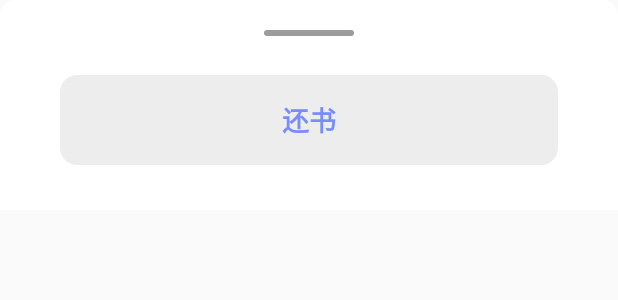
After one commit to LinRuiiXin/Library, an Android app: the layout borrow_option_dialog.xml on its own in the app's theme, with its tools: preview values and no code run, on a phone screen of 412 x 824 dp. The commit adds this screen. Shown: the top 300 px of the screen. Run offline under Robolectric (Android 15) with nearby library versions, the phone set to English and light mode, and no system bars.

Commit message:
借还书

```diff
--- a/app/build.gradle
+++ b/app/build.gradle
@@ -42,4 +42,5 @@ dependencies {
     implementation 'org.litepal.android:core:1.6.1'
     implementation 'de.gerdi-project:GSON:6.0.6'
     implementation 'com.android.support:design:28.0.0-rc02'
+    implementation 'com.google.android.material:material:1.0.0'
 }
--- a/app/src/main/java/com/sz/library/adapter/BookCaseViewAdapter.java
+++ b/app/src/main/java/com/sz/library/adapter/BookCaseViewAdapter.java
@@ -10,6 +10,7 @@ import android.widget.ImageView;
 import android.widget.TextView;
 
 import androidx.core.app.ActivityOptionsCompat;
+import androidx.core.util.Consumer;
 import androidx.core.util.Pair;
 import androidx.viewpager.widget.PagerAdapter;
 
--- a/app/src/main/java/com/sz/library/service/BookOverTimeService.java
+++ b/app/src/main/java/com/sz/library/service/BookOverTimeService.java
@@ -33,7 +33,7 @@ public class BookOverTimeService extends Service {
     private List<Book> data;
     private Context context;
     private final SimpleDateFormat dateFormatter;
-
+    private int count = 0;
     public BookOverTimeService() {
         dateFormatter = new SimpleDateFormat("yyyy-MM-dd hh:mm:ss");
     }
@@ -65,10 +65,10 @@ public class BookOverTimeService extends Service {
                             .setPriority(NotificationCompat.PRIORITY_MAX)
                             .setDefaults(Notification.DEFAULT_ALL)
                             .build();
-                    notificationManager.notify(1,notification);
+                    notificationManager.notify(100,notification);
                 }
             }
-        },0,18000000l);
+        },0,3600000l);
         return super.onStartCommand(intent, flags, startId);
     }
 
--- /dev/null
+++ b/app/src/main/res/drawable/bod_button_shape.xml
@@ -0,0 +1,5 @@
+<?xml version="1.0" encoding="utf-8"?>
+<shape xmlns:android="http://schemas.android.com/apk/res/android">
+    <corners android:radius="11dp"/>
+    <solid android:color="#EDEDED"/>
+</shape>
--- /dev/null
+++ b/app/src/main/res/drawable/bod_dialog_shape.xml
@@ -0,0 +1,5 @@
+<?xml version="1.0" encoding="utf-8"?>
+<shape xmlns:android="http://schemas.android.com/apk/res/android">
+    <corners android:topLeftRadius="10dp" android:topRightRadius="10dp"/>
+    <solid android:color="@color/white"/>
+</shape>
--- /dev/null
+++ b/app/src/main/res/drawable/touch_able_shape.xml
@@ -0,0 +1,5 @@
+<?xml version="1.0" encoding="utf-8"?>
+<shape xmlns:android="http://schemas.android.com/apk/res/android">
+    <corners android:radius="20dp"/>
+    <solid android:color="#9C9C9C"/>
+</shape>
--- /dev/null
+++ b/app/src/main/res/layout/borrow_option_dialog.xml
@@ -0,0 +1,40 @@
+<?xml version="1.0" encoding="utf-8"?>
+<RelativeLayout xmlns:android="http://schemas.android.com/apk/res/android"
+    android:layout_width="match_parent"
+    android:layout_height="wrap_content"
+    >
+    <RelativeLayout
+        android:layout_width="match_parent"
+        android:layout_height="wrap_content"
+        android:background="@drawable/bod_dialog_shape"
+        android:paddingLeft="20dp"
+        android:paddingRight="20dp"
+        android:paddingTop="10dp"
+        android:paddingBottom="20dp">
+        <TextView
+            android:layout_width="60dp"
+            android:layout_height="4dp"
+            android:layout_centerHorizontal="true"
+            android:layout_marginTop="10dp"
+            android:background="@drawable/touch_able_shape"
+            />
+        <Button
+            android:layout_width="match_parent"
+            android:layout_height="60dp"
+            android:id="@+id/bod_return_back"
+            android:layout_centerHorizontal="true"
+            android:layout_marginTop="40dp"
+            android:background="@drawable/bod_button_shape"
+            android:textColor="@color/mainColor"
+            android:text="还书"
+            android:textSize="18dp"
+            android:textStyle="bold"
+            android:layout_marginBottom="10dp"
+            android:layout_marginLeft="20dp"
+            android:layout_marginRight="20dp"
+            android:elevation="0dp"
+            android:stateListAnimator="@null"
+            />
+    </RelativeLayout>
+
+</RelativeLayout>
```
Also changed, not shown: app/src/main/java/com/sz/library/BorrowActivity.java (+9 -0 lines), app/src/main/java/com/sz/library/adapter/BorrowListAdapter.java (added, +116 -0 lines), app/src/main/java/com/sz/library/fragment/BorrowFragment.java (+96 -9 lines), app/src/main/res/drawable/borrow_item_shape.xml (added, +9 -0 lines), app/src/main/res/layout/borrow_fragment.xml (+7 -0 lines), app/src/main/res/layout/borrow_item.xml (added, +73 -0 lines).
